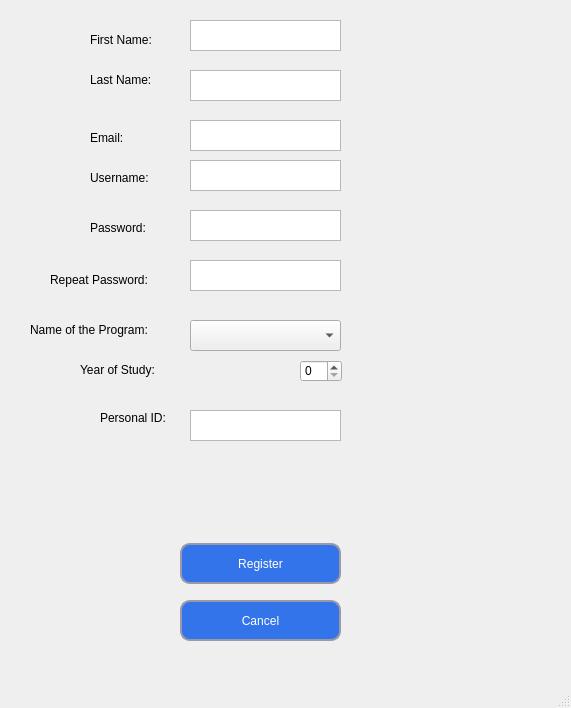
First picture: the form in Program/gui_register.ui, repository zgjimzhubajj/Student-Assistant, before the edit.
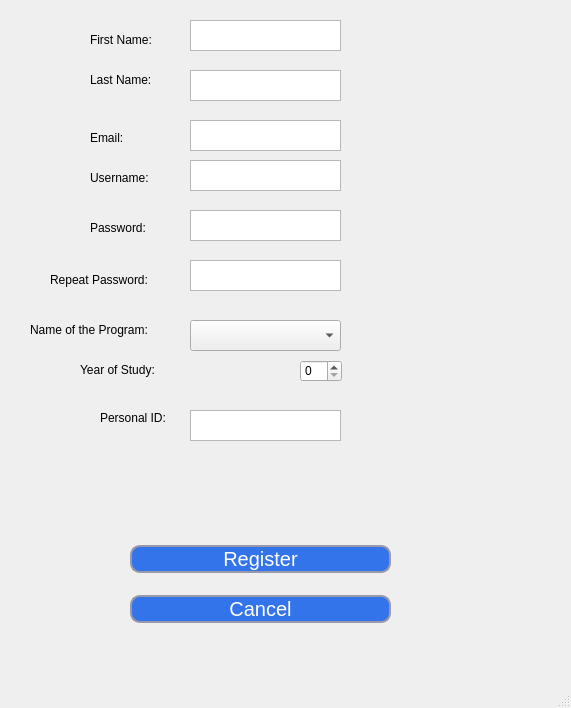
Second picture: the form after the edit.

Commit message: Made some changes on the GUI buttons overall the Application by making them responsive

Diff of the .ui file:
```diff
--- a/Program/gui_register.ui
+++ b/Program/gui_register.ui
@@ -145,92 +145,6 @@
      <number>0</number>
     </property>
    </widget>
-   <widget class="QPushButton" name="btn_register">
-    <property name="geometry">
-     <rect>
-      <x>180</x>
-      <y>543</y>
-      <width>161</width>
-      <height>41</height>
-     </rect>
-    </property>
-    <property name="styleSheet">
-     <string notr="true">QPushButton {
-	border-style: solid;
-	border-width: 2px;
-	border-color: #9999aa;
-	border-radius: 10px;
-	color: white;
-	background-color: #3474eb
-}
-
-QPushButton:enabled {
-	background-color: #3474eb
-	color: white;
-}
-
-QPushButton:pressed {
-	background-color: #0d2f72;
-	color: #fffffe;
-}
-
-QPushButton:hover:!pressed {
-	background-color: E1F4FF;
-	color: 0c2f70;
-}
-
-QPushButton:disabled {
-	background-color: #aaaaaa;
-	color: #ffffff;
-}</string>
-    </property>
-    <property name="text">
-     <string>Register</string>
-    </property>
-   </widget>
-   <widget class="QPushButton" name="btn_cancel">
-    <property name="geometry">
-     <rect>
-      <x>180</x>
-      <y>600</y>
-      <width>161</width>
-      <height>41</height>
-     </rect>
-    </property>
-    <property name="styleSheet">
-     <string notr="true">QPushButton {
-	border-style: solid;
-	border-width: 2px;
-	border-color: #9999aa;
-	border-radius: 10px;
-	color: white;
-	background-color: #3474eb
-}
-
-QPushButton:enabled {
-	background-color: #3474eb
-	color: white;
-}
-
-QPushButton:pressed {
-	background-color: #0d2f72;
-	color: #fffffe;
-}
-
-QPushButton:hover:!pressed {
-	background-color: E1F4FF;
-	color: 0c2f70;
-}
-
-QPushButton:disabled {
-	background-color: #aaaaaa;
-	color: #ffffff;
-}</string>
-    </property>
-    <property name="text">
-     <string>Cancel</string>
-    </property>
-   </widget>
    <widget class="QLabel" name="label_7">
     <property name="geometry">
      <rect>
@@ -328,6 +242,104 @@
      <string/>
     </property>
    </widget>
+   <widget class="QWidget" name="verticalLayoutWidget">
+    <property name="geometry">
+     <rect>
+      <x>130</x>
+      <y>529</y>
+      <width>261</width>
+      <height>111</height>
+     </rect>
+    </property>
+    <layout class="QVBoxLayout" name="verticalLayout">
+     <item>
+      <widget class="QPushButton" name="btn_register">
+       <property name="font">
+        <font>
+         <family>MS Sans Serif</family>
+         <pointsize>15</pointsize>
+        </font>
+       </property>
+       <property name="styleSheet">
+        <string notr="true">QPushButton {
+	border-style: solid;
+	border-width: 2px;
+	border-color: #9999aa;
+	border-radius: 10px;
+	color: white;
+	background-color: #3474eb
+}
+
+QPushButton:enabled {
+	background-color: #3474eb
+	color: white;
+}
+
+QPushButton:pressed {
+	background-color: #0d2f72;
+	color: #fffffe;
+}
+
+QPushButton:hover:!pressed {
+	background-color: E1F4FF;
+	color: 0c2f70;
+}
+
+QPushButton:disabled {
+	background-color: #aaaaaa;
+	color: #ffffff;
+}</string>
+       </property>
+       <property name="text">
+        <string>Register</string>
+       </property>
+      </widget>
+     </item>
+     <item>
+      <widget class="QPushButton" name="btn_cancel">
+       <property name="font">
+        <font>
+         <family>MS Sans Serif</family>
+         <pointsize>15</pointsize>
+        </font>
+       </property>
+       <property name="styleSheet">
+        <string notr="true">QPushButton {
+	border-style: solid;
+	border-width: 2px;
+	border-color: #9999aa;
+	border-radius: 10px;
+	color: white;
+	background-color: #3474eb
+}
+
+QPushButton:enabled {
+	background-color: #3474eb
+	color: white;
+}
+
+QPushButton:pressed {
+	background-color: #0d2f72;
+	color: #fffffe;
+}
+
+QPushButton:hover:!pressed {
+	background-color: E1F4FF;
+	color: 0c2f70;
+}
+
+QPushButton:disabled {
+	background-color: #aaaaaa;
+	color: #ffffff;
+}</string>
+       </property>
+       <property name="text">
+        <string>Cancel</string>
+       </property>
+      </widget>
+     </item>
+    </layout>
+   </widget>
   </widget>
   <widget class="QMenuBar" name="menubar">
    <property name="geometry">
```
The commit also changes 17 other files.
